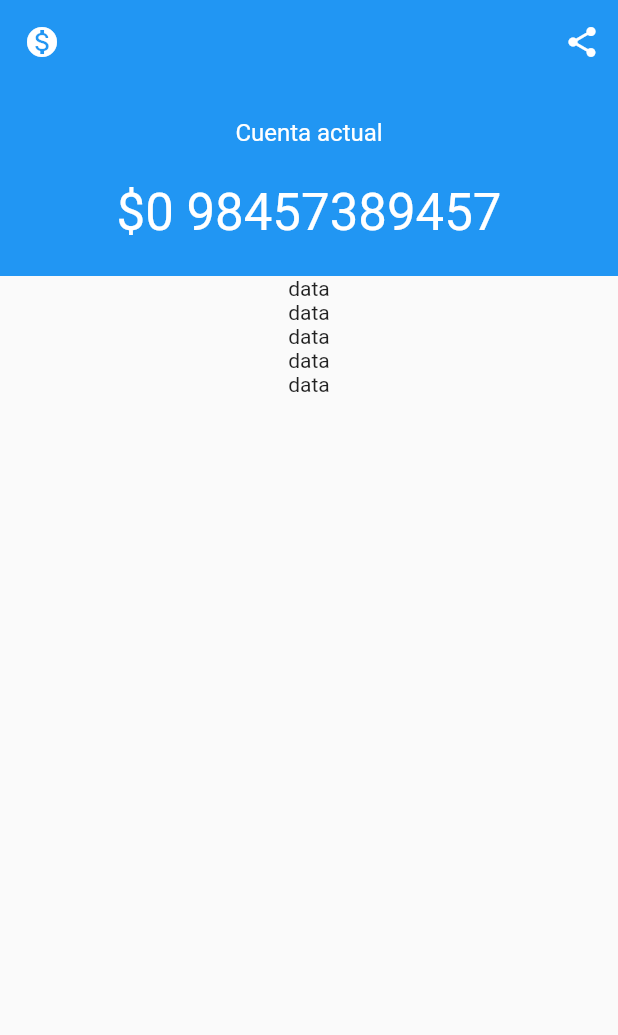
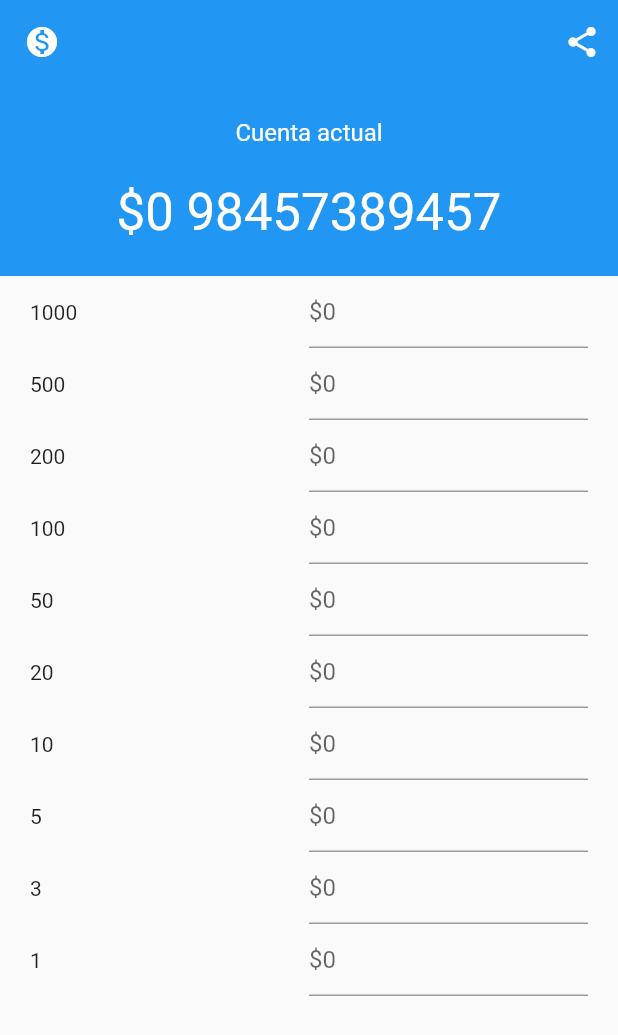
Before and after one commit to orlandev/flutter_cash_counter, a Flutter app: the screen it shows after launch, on a phone screen of 412 x 824 dp. Shown: the top 1035 px of the screen. Run offline on Flutter 3.47's test engine with Material 2 defaults, Android fonts, the phone set to English and light mode, and no system bars.

Commit message:
Add some implementations

```diff
--- a/lib/main.dart
+++ b/lib/main.dart
@@ -52,6 +52,8 @@ class _MyHomePageState extends State<MyHomePage> {
   int _counter = 0;
   final Cash _cash = Cash();
 
+  final TextEditingController _controller = TextEditingController();
+
   void _calculateCash() {
     setState(() {});
   }
@@ -90,11 +92,17 @@ class _MyHomePageState extends State<MyHomePage> {
                   children: [
                     Text(
                       'Cuenta actual',
-                      style: Theme.of(context).textTheme.titleMedium?.copyWith(color: Colors.white),
+                      style: Theme.of(context)
+                          .textTheme
+                          .titleMedium
+                          ?.copyWith(color: Colors.white),
                     ),
                     Text(
                       '\$$_counter 98457389457',
-                      style: Theme.of(context).textTheme.headlineMedium?.copyWith(color: Colors.white),
+                      style: Theme.of(context)
+                          .textTheme
+                          .headlineMedium
+                          ?.copyWith(color: Colors.white),
                     ),
                   ],
                 ),
@@ -103,15 +111,34 @@ class _MyHomePageState extends State<MyHomePage> {
           ),
           Expanded(
             flex: 5,
+            child: Padding(
+              padding: const EdgeInsets.symmetric(horizontal: 20),
               child: Column(
-            children: const [
-              Text("data"),
-              Text("data"),
-              Text("data"),
-              Text("data"),
-              Text("data"),
-            ],
-          ))
+                mainAxisAlignment: MainAxisAlignment.start,
+                crossAxisAlignment: CrossAxisAlignment.center,
+                children: cashList
+                    .map<Widget>(
+                      (item) => Row(
+                        mainAxisAlignment: MainAxisAlignment.spaceEvenly,
+                        crossAxisAlignment: CrossAxisAlignment.center,
+                        children: [
+                          Expanded(
+                              flex: 5,
+                              child: Text(item.toString())),
+                          Expanded(
+                            flex: 5,
+                            child: TextField(
+                                decoration:
+                                    const InputDecoration(hintText: "\$0"),
+                                controller: _controller),
+                          ),
+                        ],
+                      ),
+                    )
+                    .toList(),
+              ),
+            ),
+          ),
         ],
       ),
     );
```
